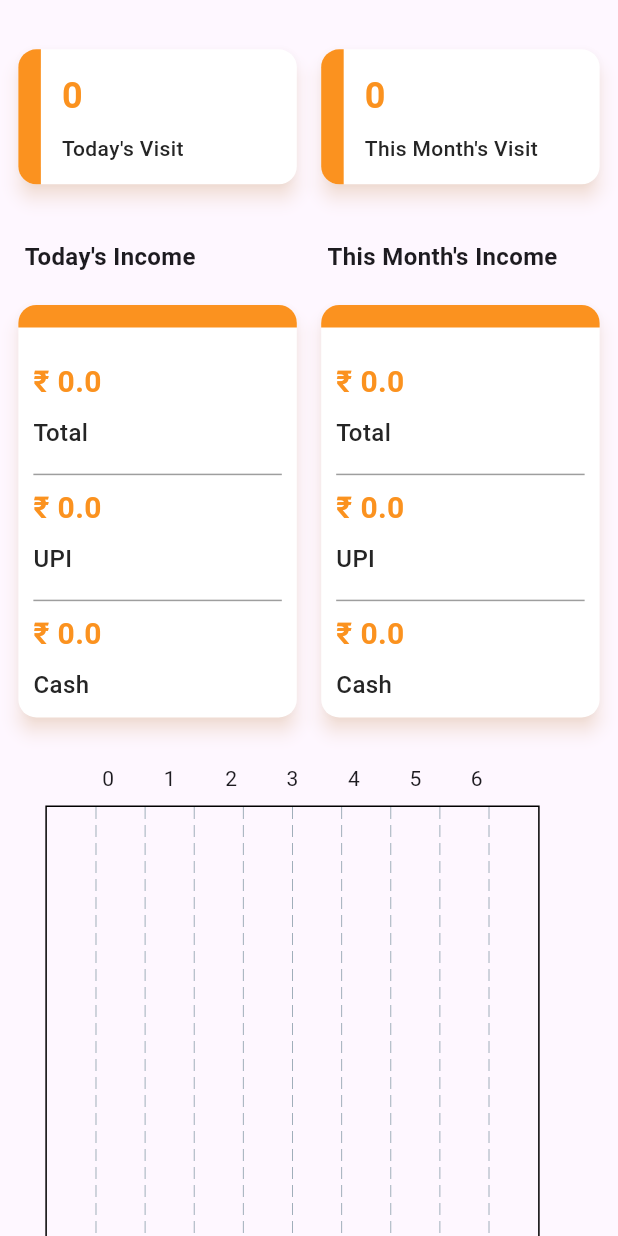
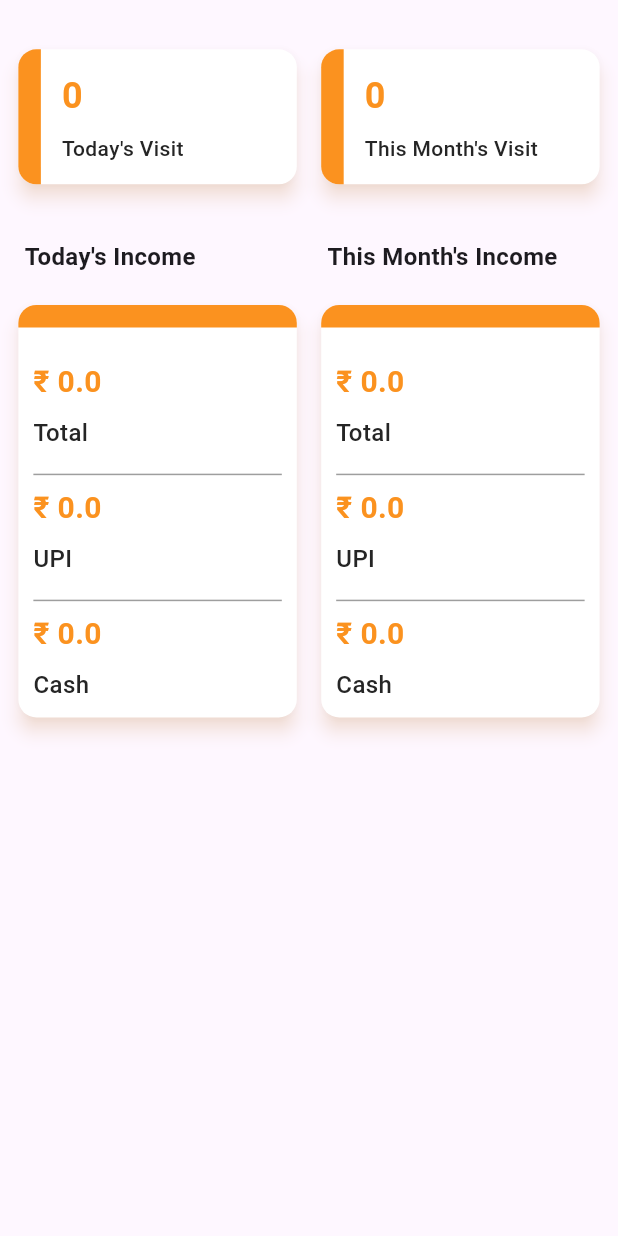
Before and after one commit to nishant-devapp/DocAidFlutterOfficial, a Flutter app: the ViewStatsScreen screen opened directly, on a phone screen of 412 x 824 dp. Run offline on Flutter 3.47's test engine with Material 3 defaults, Android fonts, the phone set to English and light mode, and no system bars; drawn by our look-alikes of fl_chart; our stand-ins replace file_picker, flutter_image_compress, flutter_svg, image_cropper, image_picker, lottie and 6 more; missing offline and left inert: flutter_pdfview, razorpay_flutter; accounts and stored records are empty; network calls fail.

Commit message:
18 Oct O

```diff
--- a/lib/accounts/screens/ViewStatsScreen.dart
+++ b/lib/accounts/screens/ViewStatsScreen.dart
@@ -132,10 +132,10 @@ class _ViewStatsScreenState extends State<ViewStatsScreen> {
                       ],
                     ),
                     SizedBox(height: deviceHeight * 0.03),
-                    SizedBox(
-                      height: 400, // Adjust height as needed
-                      child: WeeklyIncomeChart(weeklyIncome),
-                    ),
+                    // SizedBox(
+                    //   height: 400, // Adjust height as needed
+                    //   child: WeeklyIncomeChart(weeklyIncome),
+                    // ),
 
                   ],
                 ),
--- a/pubspec.yaml
+++ b/pubspec.yaml
@@ -40,7 +40,6 @@ dependencies:
   shared_preferences: ^2.2.3
   flutter_svg: ^2.0.10+1
   intl: ^0.19.0
-  fluttertoast: ^8.2.5
   toastification: ^2.1.0
   provider: ^6.1.2
   shimmer: ^3.0.0
```
Also changed, not shown: pubspec.lock.
